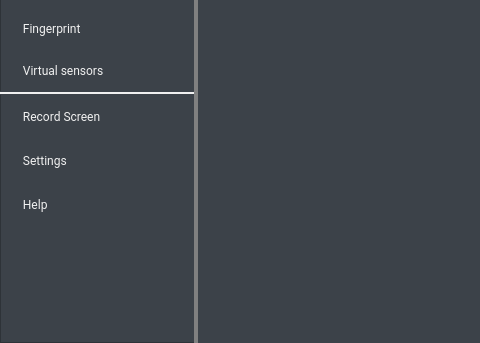
First picture: the form in android/android-emu/android/skin/qt/extended.ui, repository vicamo/libandroid-emugl, before the edit; both pictures show x 0 to 480 and y 257 to 600 of the 820 by 600 pixel window.
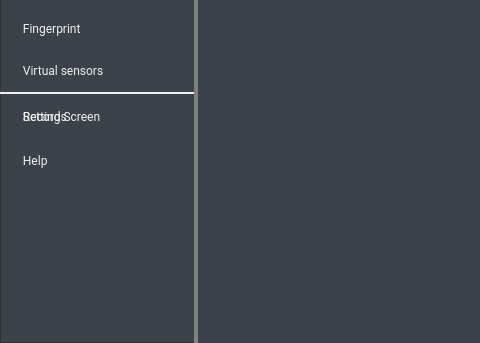
Second picture: the form after the edit. Icons and pictures are not drawn. Custom widgets are drawn as their Qt base class.

Commit message: [UI] Hide record screen tab. Not finished yet.

```diff
--- a/android/android-emu/android/skin/qt/extended.ui
+++ b/android/android-emu/android/skin/qt/extended.ui
@@ -592,7 +592,7 @@
    <property name="geometry">
     <rect>
      <x>0</x>
-     <y>396</y>
+     <y>352</y>
      <width>194</width>
      <height>42</height>
     </rect>
@@ -675,7 +675,7 @@
    <property name="geometry">
     <rect>
      <x>0</x>
-     <y>440</y>
+     <y>396</y>
      <width>194</width>
      <height>42</height>
     </rect>
```
Left out of the diff: 5 changed lines with no effect on the pictures.
